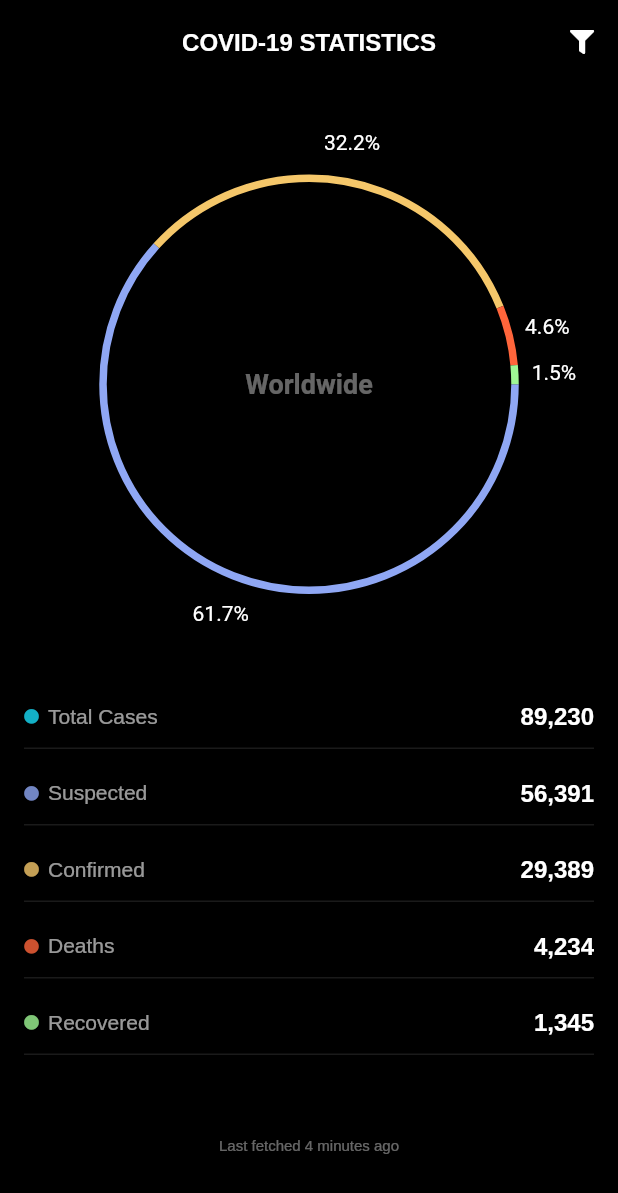
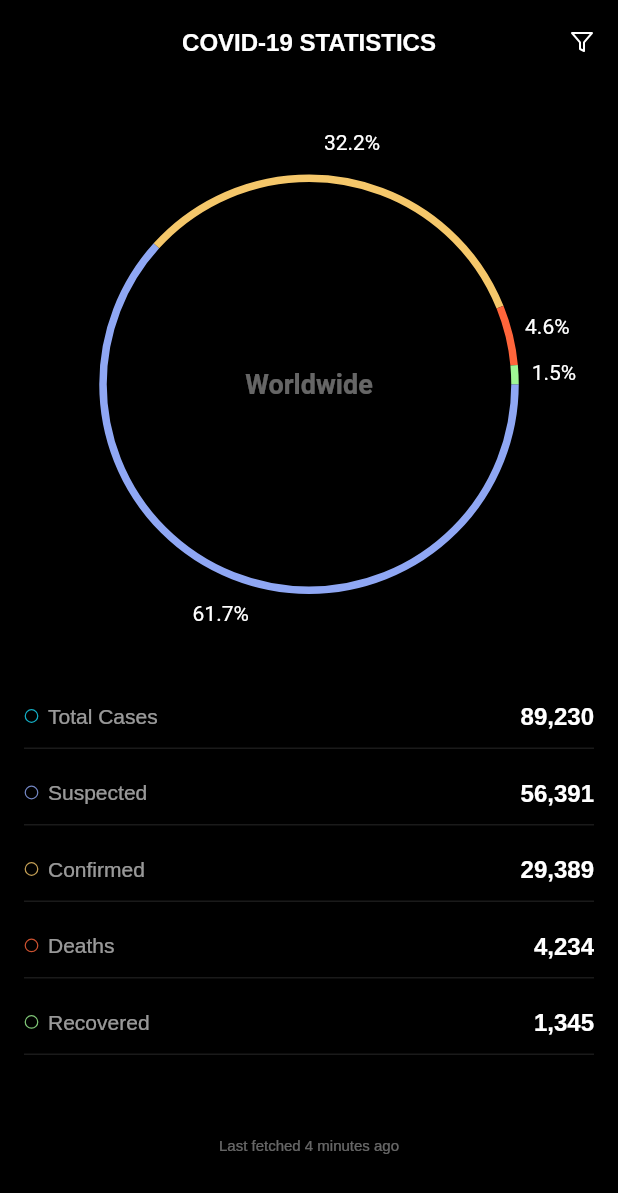
Before and after one commit to shyrwinsia/corona-watch, a Flutter app: the screen it shows after launch, on a phone screen of 412 x 824 dp. Shown: the top 1193 px of the screen. Run offline on Flutter 3.47's test engine with Material 2 defaults, Android fonts, the phone set to English and light mode, and no system bars; our stand-ins replace feather_icons_flutter.

Commit message:
Changed icons to Feather

```diff
--- a/lib/main.dart
+++ b/lib/main.dart
@@ -1,8 +1,8 @@
 import 'package:flutter/material.dart';
 import 'package:flutter/services.dart';
-import 'package:font_awesome_flutter/font_awesome_flutter.dart';
 
 import 'chart/pie_chart.dart';
+import 'package:feather_icons_flutter/feather_icons_flutter.dart';
 
 void main() {
   SystemChrome.setSystemUIOverlayStyle(
@@ -62,7 +62,7 @@ class _MyHomePageState extends State<MyHomePage> {
             actions: <Widget>[
               IconButton(
                   icon: Icon(
-                    FontAwesomeIcons.filter,
+                    FeatherIcons.filter,
                     color: Colors.white,
                     size: 16,
                   ),
@@ -110,28 +110,23 @@ class _MyHomePageState extends State<MyHomePage> {
                   mainAxisAlignment: MainAxisAlignment.center,
                   crossAxisAlignment: CrossAxisAlignment.center,
                   children: <Widget>[
-                    statTile(FontAwesomeIcons.globe, const Color(0xff18dcf8),
-                        'Total Cases', '89,230'),
+                    statTile(const Color(0xff18dcf8), 'Total Cases', '89,230'),
                     SizedBox(
                       height: 8,
                     ),
-                    statTile(FontAwesomeIcons.search, const Color(0xff8fa7f4),
-                        'Suspected', '56,391'),
+                    statTile(const Color(0xff8fa7f4), 'Suspected', '56,391'),
                     SizedBox(
                       height: 8,
                     ),
-                    statTile(FontAwesomeIcons.check, const Color(0xfff5c76a),
-                        'Confirmed', '29,389'),
+                    statTile(const Color(0xfff5c76a), 'Confirmed', '29,389'),
                     SizedBox(
                       height: 8,
                     ),
-                    statTile(FontAwesomeIcons.skull, const Color(0xffff653b),
-                        'Deaths', '4,234'),
+                    statTile(const Color(0xffff653b), 'Deaths', '4,234'),
                     SizedBox(
                       height: 8,
                     ),
-                    statTile(FontAwesomeIcons.solidHeart,
-                        const Color(0xff9ff794), 'Recovered', '1,345'),
+                    statTile(const Color(0xff9ff794), 'Recovered', '1,345'),
                   ],
                 ),
                 Text(
@@ -147,7 +142,7 @@ class _MyHomePageState extends State<MyHomePage> {
     );
   }
 
-  Widget statTile(IconData icon, Color color, String label, String value) {
+  Widget statTile(Color color, String label, String value) {
     return Container(
       padding: EdgeInsets.symmetric(vertical: 12, horizontal: 0),
       decoration: BoxDecoration(
@@ -163,7 +158,7 @@ class _MyHomePageState extends State<MyHomePage> {
             mainAxisAlignment: MainAxisAlignment.spaceEvenly,
             crossAxisAlignment: CrossAxisAlignment.center,
             children: <Widget>[
-              Icon(FontAwesomeIcons.solidCircle,
+              Icon(FeatherIcons.circle,
                   color: color.withOpacity(0.8), size: 10),
               SizedBox(
                 width: 6,
--- a/pubspec.yaml
+++ b/pubspec.yaml
@@ -8,7 +8,7 @@ environment:
 dependencies:
   flutter:
     sdk: flutter
-  font_awesome_flutter: ^8.7.0
+  feather_icons_flutter: ^4.7.4
 
 dev_dependencies:
   flutter_test:
```
Also changed, not shown: pubspec.lock.
